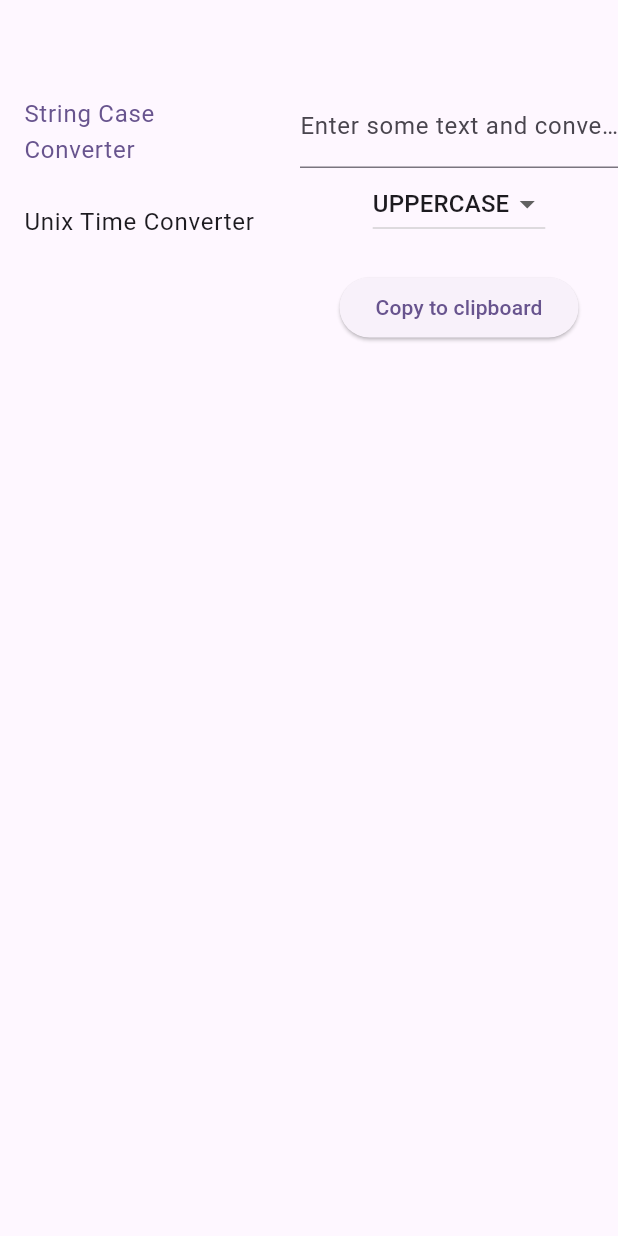
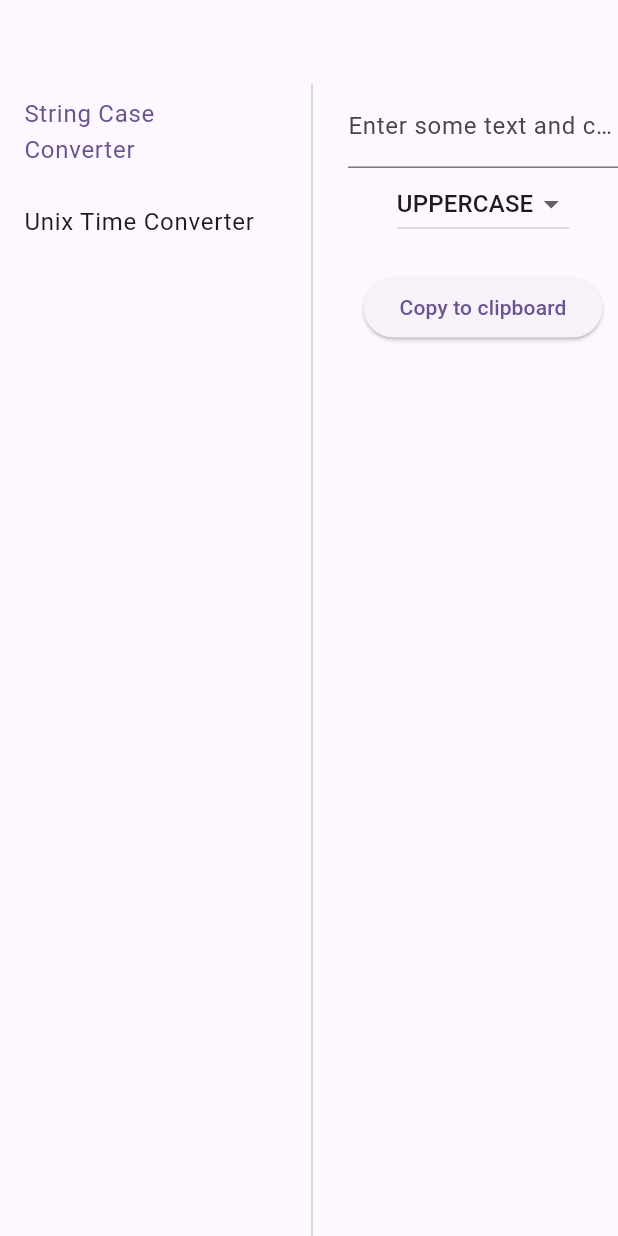
Before and after one commit to adnanjpg/developer_utils, a Flutter app: the screen it shows after launch, on a phone screen of 412 x 824 dp. Run offline on Flutter 3.47's test engine with Material 3 defaults, Android fonts, the light colour scheme and no system bars; our stand-ins replace flutter_riverpod, remixicon, timeago; missing offline and left inert: life_saver_extensions.

Commit message:
refactor: imports and spacing

```diff
--- a/lib/app.dart
+++ b/lib/app.dart
@@ -2,6 +2,7 @@ import 'package:developer_utils/features/string_case_converter/string_case_conve
 import 'package:developer_utils/features/unix_time_converter/unix_time_converter.dart';
 import 'package:developer_utils/selected_tool_prov.dart';
 import 'package:developer_utils/sidebar.dart';
+import 'package:developer_utils/utils/utils.dart';
 import 'package:flutter/material.dart';
 import 'package:flutter_riverpod/flutter_riverpod.dart';
 
@@ -33,6 +34,10 @@ class MyHomePage extends StatelessWidget {
       body: Row(
         children: [
           const AppSiderbar(),
+          const VerticalDivider(
+            thickness: .8,
+          ),
+          defHorizontalSeperator,
           Expanded(
             child: Consumer(
               builder: (context, ref, _) {
--- a/pubspec.yaml
+++ b/pubspec.yaml
@@ -13,8 +13,8 @@ dependencies:
     sdk: flutter
   cupertino_icons: "1.0.2"
   flutter_riverpod: "2.4.9"
-  remixicon: ^1.0.0
-  timeago: ^3.6.0
+  remixicon: "1.0.0"
+  timeago: "3.6.0"
   life_saver_extensions:
     git:
       url: git@github.com:adnanjpg/life_saver_extensions.git
```
Also changed, not shown: lib/features/unix_time_converter/unix_time_converter.dart (+10 -6 lines).
